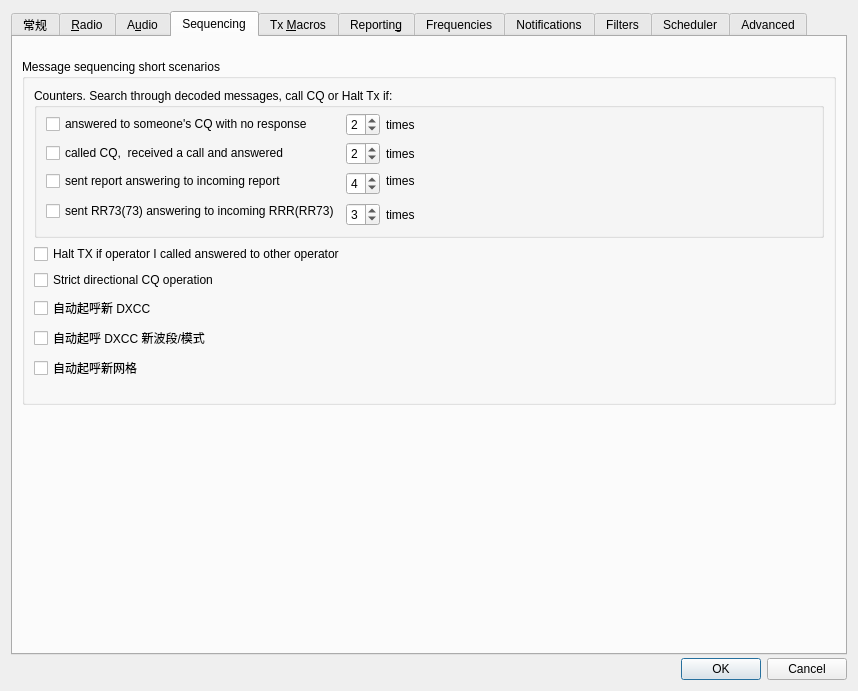
Qt form Configuration.ui (iCassius/JTDX_mod) before a commit.
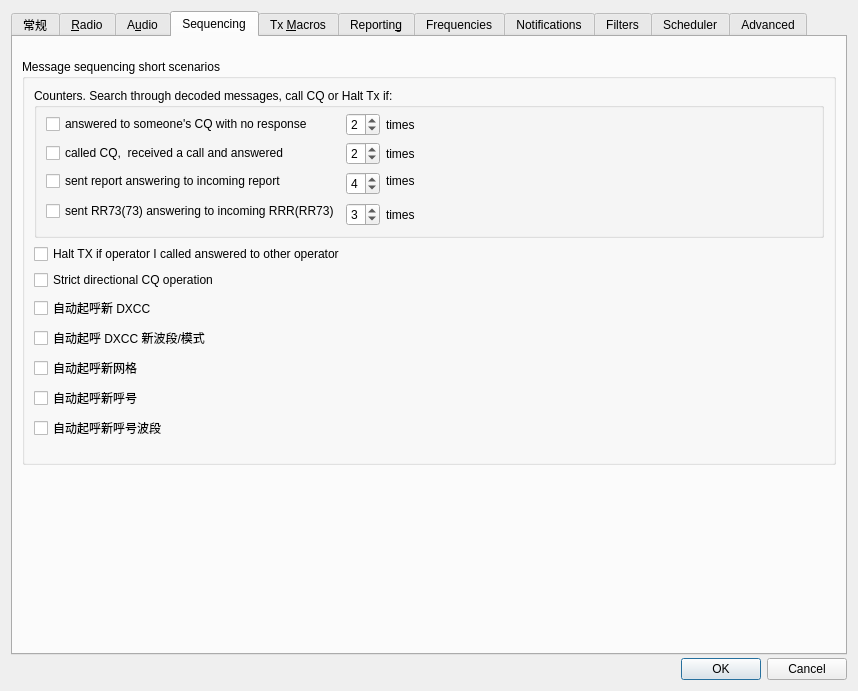
The same form after that commit. The open tabs and pages were chosen to show the change.

```diff
--- a/Configuration.ui
+++ b/Configuration.ui
@@ -2340,6 +2340,26 @@
                     </property>
                    </widget>
                   </item>
+                  <item row="9" column="0">
+                   <widget class="QCheckBox" name="autoCallNewCall_check_box">
+                    <property name="toolTip">
+                     <string>空闲时只对日志中从未通联过的呼号的 CQ、RRR、RR73 或独立 73 自动起呼。命中后自动开启 Enable Tx；无回应次数使用“多次回复别台的 CQ 呼叫没有反应”设置，达到后停止并清除 DX。仍需手工开启 AutoSeq。</string>
+                    </property>
+                    <property name="text">
+                     <string>自动起呼新呼号</string>
+                    </property>
+                   </widget>
+                  </item>
+                  <item row="10" column="0">
+                   <widget class="QCheckBox" name="autoCallNewCallBand_check_box">
+                    <property name="toolTip">
+                     <string>空闲时只对当前波段从未通联过的呼号的 CQ、RRR、RR73 或独立 73 自动起呼。命中后自动开启 Enable Tx；无回应次数使用“多次回复别台的 CQ 呼叫没有反应”设置，达到后停止并清除 DX。仍需手工开启 AutoSeq。</string>
+                    </property>
+                    <property name="text">
+                     <string>自动起呼新呼号波段</string>
+                    </property>
+                   </widget>
+                  </item>
                  </layout>
                 </item>
                 <item>
```
